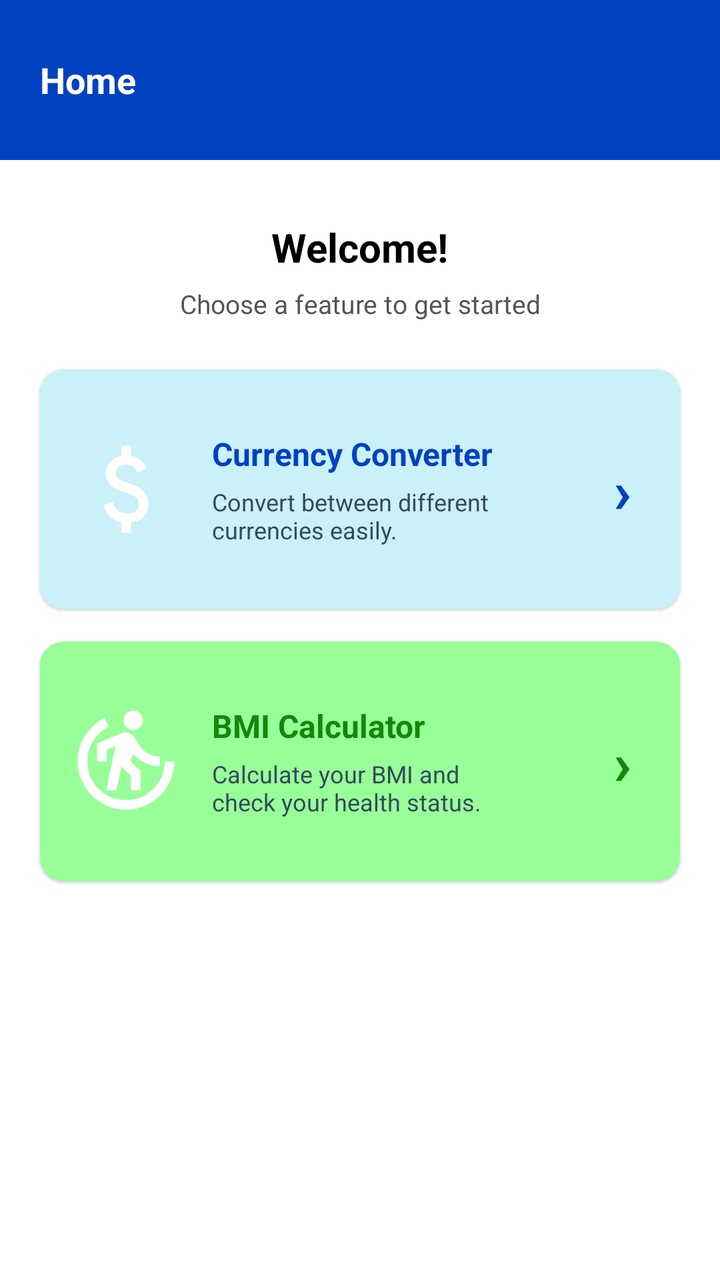
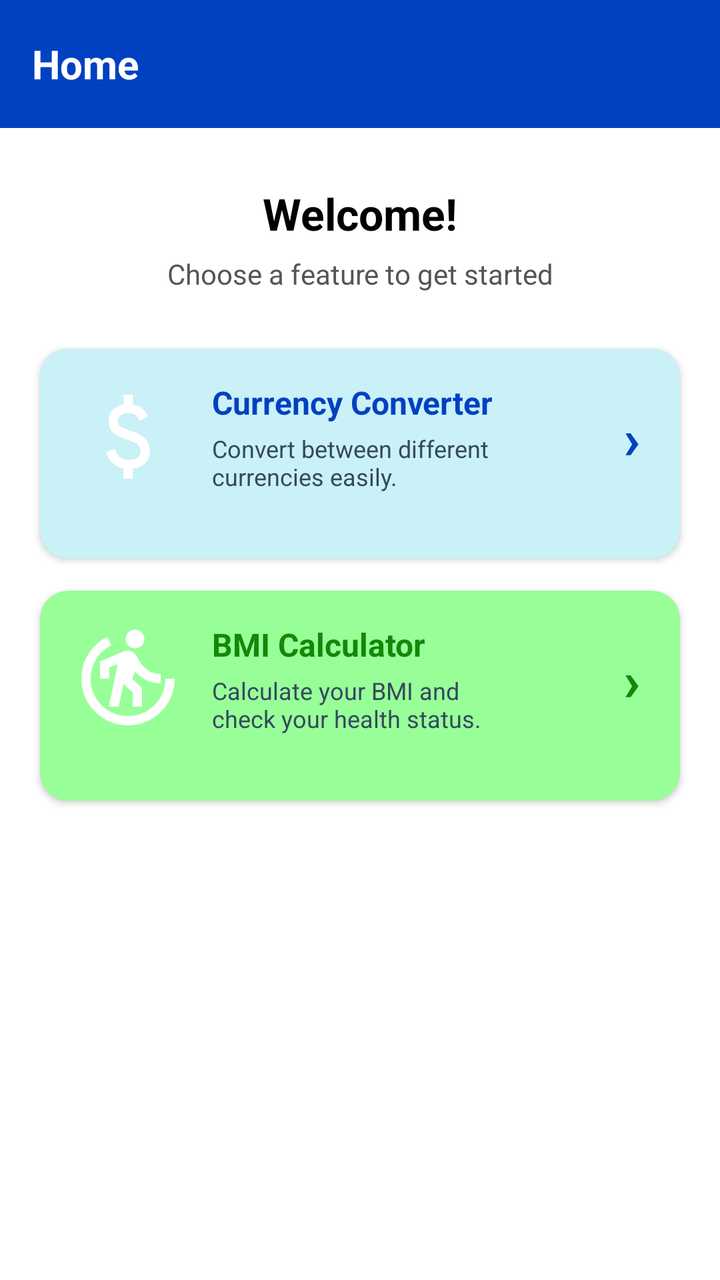

Two renders of the same Android screen: before a commit and after it. Below are the layout's source before the change and the commit's diff.
<!-- AndroidManifest.xml: application theme Theme.Task_2 -->
<!-- res/layout/activity_homescreen.xml -->
<?xml version="1.0" encoding="utf-8"?>
<androidx.constraintlayout.widget.ConstraintLayout
    xmlns:android="http://schemas.android.com/apk/res/android"
    xmlns:app="http://schemas.android.com/apk/res-auto"
    xmlns:tools="http://schemas.android.com/tools"

    android:id="@+id/main"
    android:layout_width="match_parent"
    android:layout_height="match_parent"
    android:background="@color/white"
    tools:context=".Homescreen">

    <LinearLayout
        android:id="@+id/headerLayout"
        android:layout_width="0dp"
        android:layout_height="80dp"
        android:background="@color/Blue"
        android:gravity="center_vertical"
        android:orientation="horizontal"
        android:paddingStart="12dp"
        android:paddingEnd="16dp"

        app:layout_constraintTop_toTopOf="parent"
        app:layout_constraintStart_toStartOf="parent"
        app:layout_constraintEnd_toEndOf="parent">

        <TextView
            android:id="@+id/tvHeaderTitle"
            android:layout_width="wrap_content"
            android:layout_height="wrap_content"
            android:layout_marginStart="8dp"
            android:text="Home"
            android:textColor="@color/white"
            android:textSize="18sp"
            android:textStyle="bold" />

    </LinearLayout>

    <TextView
        android:id="@+id/tvWelcome"
        android:layout_width="wrap_content"
        android:layout_height="wrap_content"

        android:layout_marginTop="30dp"
        android:text="Welcome!"
        android:textColor="@color/black"
        android:textSize="20sp"
        android:textStyle="bold"

        app:layout_constraintTop_toBottomOf="@id/headerLayout"
        app:layout_constraintStart_toStartOf="parent"
        app:layout_constraintEnd_toEndOf="parent" />

    <TextView
        android:id="@+id/tvSubtitle"
        android:layout_width="wrap_content"
        android:layout_height="wrap_content"

        android:layout_marginTop="6dp"
        android:text="Choose a feature to get started"
        android:textColor="#555555"
        android:textSize="13sp"

        app:layout_constraintTop_toBottomOf="@id/tvWelcome"
        app:layout_constraintStart_toStartOf="parent"
        app:layout_constraintEnd_toEndOf="parent" />

    <androidx.cardview.widget.CardView
        android:id="@+id/currencyBtn"
        android:layout_width="0dp"
        android:layout_height="120dp"

        android:layout_marginStart="20dp"
        android:layout_marginTop="24dp"
        android:layout_marginEnd="20dp"

        android:clickable="true"
        android:focusable="true"
        android:foreground="?android:attr/selectableItemBackground"

        app:cardBackgroundColor="@color/light_blue"
        app:cardCornerRadius="12dp"
        app:cardElevation="1dp"

        app:layout_constraintTop_toBottomOf="@id/tvSubtitle"
        app:layout_constraintStart_toStartOf="parent"
        app:layout_constraintEnd_toEndOf="parent">

        <LinearLayout
            android:layout_width="match_parent"
            android:layout_height="match_parent"
            android:gravity="center_vertical"
            android:orientation="horizontal"
            android:padding="14dp">

            <ImageView
                android:layout_width="58dp"
                android:layout_height="58dp"
                android:contentDescription="Currency Converter"
                android:scaleType="fitCenter"
                android:src="@drawable/currencu_icon" />

            <LinearLayout
                android:layout_width="0dp"
                android:layout_height="wrap_content"
                android:layout_weight="1"
                android:layout_marginStart="14dp"
                android:orientation="vertical">

                <TextView
                    android:layout_width="wrap_content"
                    android:layout_height="wrap_content"
                    android:text="Currency Converter"
                    android:textColor="@color/Blue"
                    android:textSize="16sp"
                    android:textStyle="bold" />

                <TextView
                    android:layout_width="wrap_content"
                    android:layout_height="wrap_content"
                    android:layout_marginTop="5dp"
                    android:text="Convert between different\ncurrencies easily."
                    android:textColor="#34495E"
                    android:textSize="12sp" />

            </LinearLayout>

            <TextView
                android:layout_width="30dp"
                android:layout_height="match_parent"
                android:gravity="center"
                android:text="›"
                android:textColor="@color/Blue"
                android:textSize="30sp"
                android:textStyle="bold" />

        </LinearLayout>

    </androidx.cardview.widget.CardView>

    <androidx.cardview.widget.CardView
        android:id="@+id/bmiBtn"
        android:layout_width="0dp"
        android:layout_height="120dp"

        android:layout_marginStart="20dp"
        android:layout_marginTop="16dp"
        android:layout_marginEnd="20dp"

        android:clickable="true"
        android:focusable="true"
        android:foreground="?android:attr/selectableItemBackground"

        app:cardBackgroundColor="@color/light_green"
        app:cardCornerRadius="12dp"
        app:cardElevation="1dp"

        app:layout_constraintTop_toBottomOf="@id/currencyBtn"
        app:layout_constraintStart_toStartOf="parent"
        app:layout_constraintEnd_toEndOf="parent">

        <LinearLayout
            android:layout_width="match_parent"
            android:layout_height="match_parent"
            android:gravity="center_vertical"
            android:orientation="horizontal"
            android:padding="14dp">

            <ImageView
                android:layout_width="58dp"
                android:layout_height="58dp"
                android:contentDescription="BMI Calculator"
                android:scaleType="fitCenter"
                android:src="@drawable/bmi_icon" />

            <LinearLayout
                android:layout_width="0dp"
                android:layout_height="wrap_content"
                android:layout_weight="1"
                android:layout_marginStart="14dp"
                android:orientation="vertical">

                <TextView
                    android:layout_width="wrap_content"
                    android:layout_height="wrap_content"
                    android:text="BMI Calculator"
                    android:textColor="@color/Green"
                    android:textSize="16sp"
                    android:textStyle="bold" />

                <TextView
                    android:layout_width="wrap_content"
                    android:layout_height="wrap_content"
                    android:layout_marginTop="5dp"
                    android:text="Calculate your BMI and\ncheck your health status."
                    android:textColor="#34495E"
                    android:textSize="12sp" />

            </LinearLayout>

            <TextView
                android:layout_width="30dp"
                android:layout_height="match_parent"
                android:gravity="center"
                android:text="›"
                android:textColor="@color/Green"
                android:textSize="30sp"
                android:textStyle="bold" />

        </LinearLayout>

    </androidx.cardview.widget.CardView>

</androidx.constraintlayout.widget.ConstraintLayout>
<!-- resources referenced by this layout -->
<resources>
  <color name="Blue">#0041C2</color>
  <color name="Green">#138808</color>
  <color name="black">#FF000000</color>
  <color name="light_blue">#CAF0F8</color>
  <color name="light_green">#98FF98</color>
  <color name="white">#FFFFFFFF</color>
  <!-- drawable bmi_icon (drawable) -->
  <vector xmlns:android="http://schemas.android.com/apk/res/android" android:height="24dp" android:tint="#FFFFFF" android:viewportHeight="960" android:viewportWidth="960" android:width="24dp">
        
      <path android:fillColor="@android:color/white" android:pathData="M316,720L392,356L320,384L320,480L240,480L240,332L442,247Q456,241 471.5,239.5Q487,238 501,243Q515,248 527.5,257Q540,266 548,280L588,344Q616,389 661.5,414.5Q707,440 760,440L760,520Q690,520 634.5,492Q579,464 540,420L516,480L600,560L600,720L520,720L520,598L442,526L400,720L316,720ZM483.5,196.5Q460,173 460,140Q460,107 483.5,83.5Q507,60 540,60Q573,60 596.5,83.5Q620,107 620,140Q620,173 596.5,196.5Q573,220 540,220Q507,220 483.5,196.5ZM480,880Q397,880 324,848.5Q251,817 197,763Q143,709 111.5,636Q80,563 80,480Q80,361 141.5,266Q203,171 302,122L338,193Q259,232 209.5,308.5Q160,385 160,480Q160,614 253,707Q346,800 480,800Q614,800 707,707Q800,614 800,480L880,480Q880,563 848.5,636Q817,709 763,763Q709,817 636,848.5Q563,880 480,880Z"/>
      
  </vector>
  <!-- drawable currencu_icon (drawable) -->
  <vector xmlns:android="http://schemas.android.com/apk/res/android" android:height="24dp" android:tint="#FFFFFF" android:viewportHeight="960" android:viewportWidth="960" android:width="24dp">
        
      <path android:fillColor="@android:color/white" android:pathData="M441,840L441,754Q388,742 349.5,708Q311,674 293,612L367,582Q382,630 411.5,655Q441,680 489,680Q530,680 558.5,661.5Q587,643 587,604Q587,569 565,548.5Q543,528 463,502Q377,475 345,437.5Q313,400 313,346Q313,281 355,245Q397,209 441,204L441,120L521,120L521,204Q571,212 603.5,240.5Q636,269 651,310L577,342Q565,310 543,294Q521,278 483,278Q439,278 416,297.5Q393,317 393,346Q393,379 423,398Q453,417 527,438Q596,458 631.5,501.5Q667,545 667,602Q667,673 625,710Q583,747 521,756L521,840L441,840Z"/>
      
  </vector>
  <style name="Theme.Task_2" parent="Base.Theme.Task_2" />
  <style name="Base.Theme.Task_2" parent="Theme.Material3.DayNight.NoActionBar">
          
          <item name="colorPrimary">@color/Blue</item>
          <item name="colorPrimaryVariant">@color/Blue</item>
          <item name="android:statusBarColor">@color/Blue</item>
      </style>
</resources>

<!-- the commit's change to res/layout/activity_homescreen.xml (unified diff, before → after) -->
@@ -3,7 +3,6 @@
     xmlns:android="http://schemas.android.com/apk/res/android"
     xmlns:app="http://schemas.android.com/apk/res-auto"
     xmlns:tools="http://schemas.android.com/tools"
-
     android:id="@+id/main"
     android:layout_width="match_parent"
     android:layout_height="match_parent"
@@ -13,13 +12,15 @@
     <LinearLayout
         android:id="@+id/headerLayout"
         android:layout_width="0dp"
-        android:layout_height="80dp"
+        android:layout_height="wrap_content"
+        android:minHeight="64dp"
         android:background="@color/Blue"
         android:gravity="center_vertical"
         android:orientation="horizontal"
-        android:paddingStart="12dp"
+        android:paddingStart="16dp"
         android:paddingEnd="16dp"
-
+        android:paddingTop="12dp"
+        android:paddingBottom="12dp"
         app:layout_constraintTop_toTopOf="parent"
         app:layout_constraintStart_toStartOf="parent"
         app:layout_constraintEnd_toEndOf="parent">
@@ -28,10 +29,9 @@
             android:id="@+id/tvHeaderTitle"
             android:layout_width="wrap_content"
             android:layout_height="wrap_content"
-            android:layout_marginStart="8dp"
             android:text="Home"
             android:textColor="@color/white"
-            android:textSize="18sp"
+            android:textSize="20sp"
             android:textStyle="bold" />
 
     </LinearLayout>
@@ -40,13 +40,11 @@
         android:id="@+id/tvWelcome"
         android:layout_width="wrap_content"
         android:layout_height="wrap_content"
-
-        android:layout_marginTop="30dp"
+        android:layout_marginTop="28dp"
         android:text="Welcome!"
         android:textColor="@color/black"
-        android:textSize="20sp"
+        android:textSize="22sp"
         android:textStyle="bold"
-
         app:layout_constraintTop_toBottomOf="@id/headerLayout"
         app:layout_constraintStart_toStartOf="parent"
         app:layout_constraintEnd_toEndOf="parent" />
@@ -55,12 +53,10 @@
         android:id="@+id/tvSubtitle"
         android:layout_width="wrap_content"
         android:layout_height="wrap_content"
-
         android:layout_marginTop="6dp"
         android:text="Choose a feature to get started"
         android:textColor="#555555"
-        android:textSize="13sp"
-
+        android:textSize="14sp"
         app:layout_constraintTop_toBottomOf="@id/tvWelcome"
         app:layout_constraintStart_toStartOf="parent"
         app:layout_constraintEnd_toEndOf="parent" />
@@ -68,34 +64,31 @@
     <androidx.cardview.widget.CardView
         android:id="@+id/currencyBtn"
         android:layout_width="0dp"
-        android:layout_height="120dp"
-
+        android:layout_height="wrap_content"
+        android:minHeight="105dp"
         android:layout_marginStart="20dp"
-        android:layout_marginTop="24dp"
+        android:layout_marginTop="28dp"
         android:layout_marginEnd="20dp"
-
         android:clickable="true"
         android:focusable="true"
         android:foreground="?android:attr/selectableItemBackground"
-
         app:cardBackgroundColor="@color/light_blue"
-        app:cardCornerRadius="12dp"
-        app:cardElevation="1dp"
-
+        app:cardCornerRadius="14dp"
+        app:cardElevation="2dp"
         app:layout_constraintTop_toBottomOf="@id/tvSubtitle"
         app:layout_constraintStart_toStartOf="parent"
         app:layout_constraintEnd_toEndOf="parent">
 
         <LinearLayout
             android:layout_width="match_parent"
-            android:layout_height="match_parent"
+            android:layout_height="wrap_content"
             android:gravity="center_vertical"
             android:orientation="horizontal"
-            android:padding="14dp">
+            android:padding="16dp">
 
             <ImageView
-                android:layout_width="58dp"
-                android:layout_height="58dp"
+                android:layout_width="56dp"
+                android:layout_height="56dp"
                 android:contentDescription="Currency Converter"
                 android:scaleType="fitCenter"
                 android:src="@drawable/currencu_icon" />
@@ -118,7 +111,7 @@
                 <TextView
                     android:layout_width="wrap_content"
                     android:layout_height="wrap_content"
-                    android:layout_marginTop="5dp"
+                    android:layout_marginTop="4dp"
                     android:text="Convert between different\ncurrencies easily."
                     android:textColor="#34495E"
                     android:textSize="12sp" />
@@ -126,12 +119,13 @@
             </LinearLayout>
 
             <TextView
-                android:layout_width="30dp"
-                android:layout_height="match_parent"
-                android:gravity="center"
+                android:layout_width="wrap_content"
+                android:layout_height="wrap_content"
+                android:paddingStart="8dp"
+                android:paddingEnd="4dp"
                 android:text="›"
                 android:textColor="@color/Blue"
-                android:textSize="30sp"
+                android:textSize="28sp"
                 android:textStyle="bold" />
 
         </LinearLayout>
@@ -141,34 +135,31 @@
     <androidx.cardview.widget.CardView
         android:id="@+id/bmiBtn"
         android:layout_width="0dp"
-        android:layout_height="120dp"
-
+        android:layout_height="wrap_content"
+        android:minHeight="105dp"
         android:layout_marginStart="20dp"
         android:layout_marginTop="16dp"
         android:layout_marginEnd="20dp"
-
         android:clickable="true"
         android:focusable="true"
         android:foreground="?android:attr/selectableItemBackground"
-
         app:cardBackgroundColor="@color/light_green"
-        app:cardCornerRadius="12dp"
-        app:cardElevation="1dp"
-
+        app:cardCornerRadius="14dp"
+        app:cardElevation="2dp"
         app:layout_constraintTop_toBottomOf="@id/currencyBtn"
         app:layout_constraintStart_toStartOf="parent"
         app:layout_constraintEnd_toEndOf="parent">
 
         <LinearLayout
             android:layout_width="match_parent"
-            android:layout_height="match_parent"
+            android:layout_height="wrap_content"
             android:gravity="center_vertical"
             android:orientation="horizontal"
-            android:padding="14dp">
+            android:padding="16dp">
 
             <ImageView
-                android:layout_width="58dp"
-                android:layout_height="58dp"
+                android:layout_width="56dp"
+                android:layout_height="56dp"
                 android:contentDescription="BMI Calculator"
                 android:scaleType="fitCenter"
                 android:src="@drawable/bmi_icon" />
@@ -191,7 +182,7 @@
                 <TextView
                     android:layout_width="wrap_content"
                     android:layout_height="wrap_content"
-                    android:layout_marginTop="5dp"
+                    android:layout_marginTop="4dp"
                     android:text="Calculate your BMI and\ncheck your health status."
                     android:textColor="#34495E"
                     android:textSize="12sp" />
@@ -199,12 +190,13 @@
             </LinearLayout>
 
             <TextView
-                android:layout_width="30dp"
-                android:layout_height="match_parent"
-                android:gravity="center"
+                android:layout_width="wrap_content"
+                android:layout_height="wrap_content"
+                android:paddingStart="8dp"
+                android:paddingEnd="4dp"
                 android:text="›"
                 android:textColor="@color/Green"
-                android:textSize="30sp"
+                android:textSize="28sp"
                 android:textStyle="bold" />
 
         </LinearLayout>
